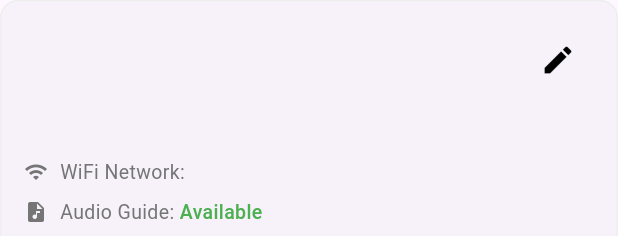
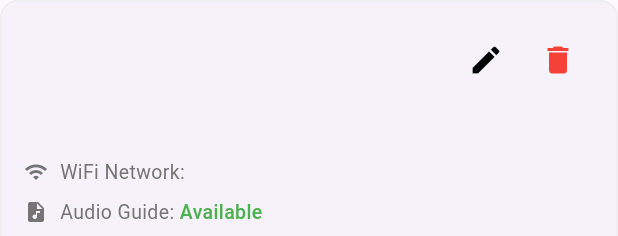
Before and after one commit to Yuvanrr/Artlistener, a Flutter app: the _ExhibitCard widget shown alone on an empty page, opened directly with empty values, on a phone screen of 412 x 824 dp. Shown: the top 236 px of the screen. Run offline on Flutter 3.47's test engine with Material 3 defaults, Android fonts, the phone set to English and light mode, and no system bars; our stand-ins replace audioplayers, cloud_firestore, firebase_auth, firebase_core; missing offline and left inert: wifi_scan; accounts and stored records are empty.

Commit message:
flutter updated

```diff
--- a/lib/screens/exhibit_list_page.dart
+++ b/lib/screens/exhibit_list_page.dart
@@ -98,6 +98,7 @@ class _ExhibitListPageState extends State<ExhibitListPage> {
         return _ExhibitCard(
           exhibit: exhibit,
           onUpdate: () => _onUpdateExhibit(exhibit),
+          onDelete: _onDeleteExhibit,
         );
       },
     );
@@ -130,11 +131,12 @@ class _ExhibitListPageState extends State<ExhibitListPage> {
 class _ExhibitCard extends StatelessWidget {
   final Exhibit exhibit;
   final VoidCallback onUpdate;
+  final Function(String) onDelete;
 
   const _ExhibitCard({
-    super.key,
     required this.exhibit,
     required this.onUpdate,
+    required this.onDelete,
   });
 
   @override
@@ -165,10 +167,19 @@ class _ExhibitCard extends StatelessWidget {
                     overflow: TextOverflow.ellipsis,
                   ),
                 ),
+                Row(
+                  children: [
                     IconButton(
                       icon: const Icon(Icons.edit, color: Colors.black),
                       onPressed: onUpdate,
                       tooltip: 'Update Exhibit',
+                    ),
+                    IconButton(
+                      icon: const Icon(Icons.delete, color: Colors.red),
+                      onPressed: () => _showDeleteConfirmation(context),
+                      tooltip: 'Delete Exhibit',
+                    ),
+                  ],
                 ),
               ],
             ),
@@ -183,14 +194,12 @@ class _ExhibitCard extends StatelessWidget {
               overflow: TextOverflow.ellipsis,
             ),
             const SizedBox(height: 12),
-            if (exhibit.wifiSsid != null) ...[
             _InfoRow(
               icon: Icons.wifi,
               label: 'WiFi Network',
-                value: exhibit.wifiSsid!,
+              value: exhibit.wifiSsid,
             ),
             const SizedBox(height: 8),
-            ],
             if (exhibit.audioUrl != null) ...[
               _InfoRow(
                 icon: Icons.audio_file,
@@ -214,6 +223,30 @@ class _ExhibitCard extends StatelessWidget {
   String _formatDate(DateTime date) {
     return '${date.day}/${date.month}/${date.year}';
   }
+
+  void _showDeleteConfirmation(BuildContext context) {
+    showDialog(
+      context: context,
+      builder: (context) => AlertDialog(
+        title: const Text('Delete Exhibit'),
+        content: const Text('Are you sure you want to delete this exhibit? This action cannot be undone.'),
+        actions: [
+          TextButton(
+            onPressed: () => Navigator.of(context).pop(),
+            child: const Text('Cancel'),
+          ),
+          TextButton(
+            onPressed: () {
+              Navigator.of(context).pop();
+              onDelete(exhibit.id);
+            },
+            style: TextButton.styleFrom(foregroundColor: Colors.red),
+            child: const Text('Delete'),
+          ),
+        ],
+      ),
+    );
+  }
 }
 
 class _InfoRow extends StatelessWidget {
@@ -223,7 +256,6 @@ class _InfoRow extends StatelessWidget {
   final Color? valueColor;
 
   const _InfoRow({
-    super.key,
     required this.icon,
     required this.label,
     required this.value,
@@ -257,7 +289,7 @@ class _InfoRow extends StatelessWidget {
 }
 
 class _LoadingList extends StatelessWidget {
-  const _LoadingList({super.key});
+  const _LoadingList();
 
   @override
   Widget build(BuildContext context) {
@@ -308,7 +340,7 @@ class _LoadingList extends StatelessWidget {
               child: Placeholder(),
             ),
           ],
-        ),8
+        ),
       ),
     );
   }
--- a/lib/screens/home_page.dart
+++ b/lib/screens/home_page.dart
@@ -1,5 +1,4 @@
 import 'package:flutter/material.dart';
-import 'package:provider/provider.dart';
 import 'package:artlistener_1/services/wifi_service.dart';
 import 'exhibit_page.dart';
 import 'admin_login_page.dart';
--- a/lib/services/firebase_service.dart
+++ b/lib/services/firebase_service.dart
@@ -10,7 +10,9 @@ class FirebaseService {
   User? get currentUser => _auth.currentUser;
 
   // Collection references
-  final CollectionReference _exhibitsCollection = FirebaseFirestore.instance.collection('exhibits');
+  final CollectionReference _exhibitsCollection;
+
+  FirebaseService() : _exhibitsCollection = FirebaseFirestore.instance.collection('exhibits');
 
   // Authentication methods
   Future<UserCredential?> signInWithEmailAndPassword(String email, String password) async {
--- a/pubspec.yaml
+++ b/pubspec.yaml
@@ -17,7 +17,7 @@ dependencies:
   firebase_auth_web: ^5.9.3
   cloud_firestore: ^4.15.9
   firebase_core_web: ^2.11.1
-  firebase_core_platform_interface: ^4.10.0
+  firebase_core_platform_interface: ^5.4.2
   provider: ^6.1.1
 
 dev_dependencies:
```
Also changed, not shown: pubspec.lock, 1 other file. Lines whose indentation alone changed are shown as unchanged.
